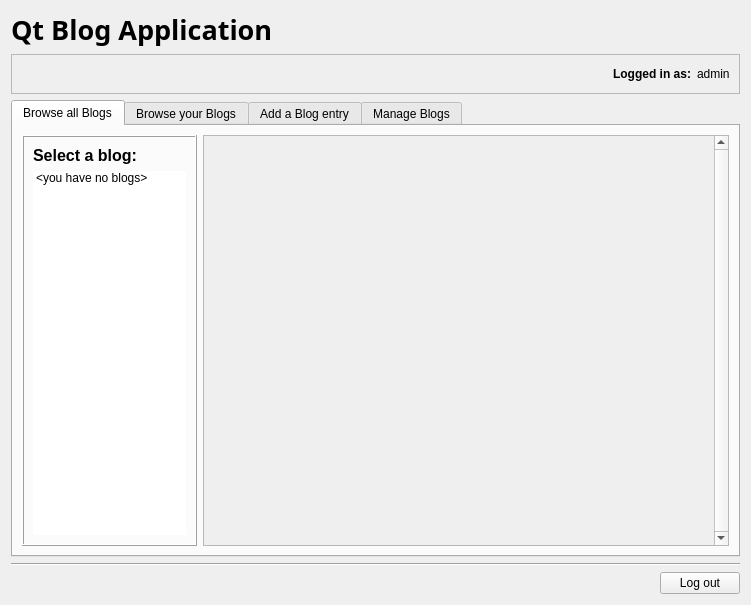
Above: maindialog.ui from Kliszek/Qt-Blog-Application before the change. Below: the same form after it.
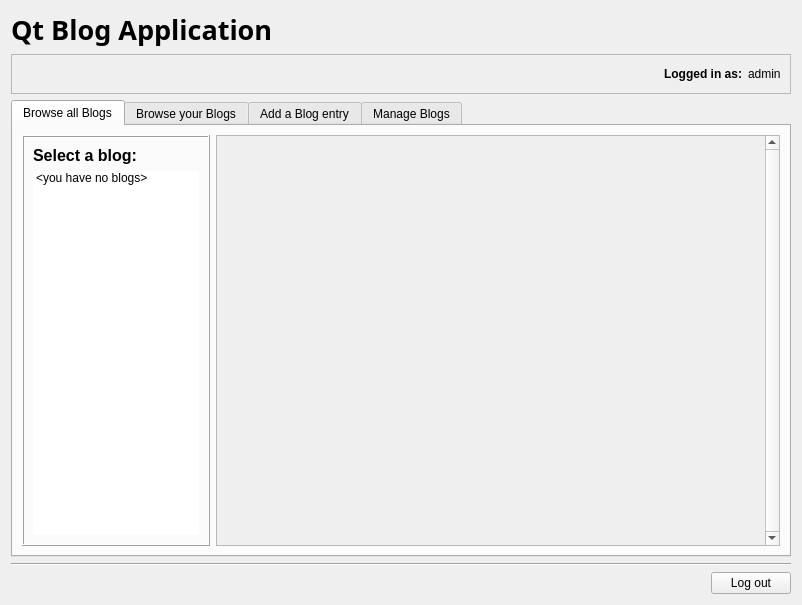
That is the form after the change. The open tabs and pages were chosen to show the change.

Commit message: Updated dialogs' titles

Patch:
```diff
--- a/maindialog.ui
+++ b/maindialog.ui
@@ -6,7 +6,7 @@
    <rect>
     <x>0</x>
     <y>0</y>
-    <width>751</width>
+    <width>802</width>
     <height>605</height>
    </rect>
   </property>
@@ -198,7 +198,7 @@
            <rect>
             <x>0</x>
             <y>0</y>
-            <width>503</width>
+            <width>541</width>
             <height>332</height>
            </rect>
           </property>
```
Left out of the diff: 6 changed lines with no effect on the pictures. The commit also changes 3 other files.
